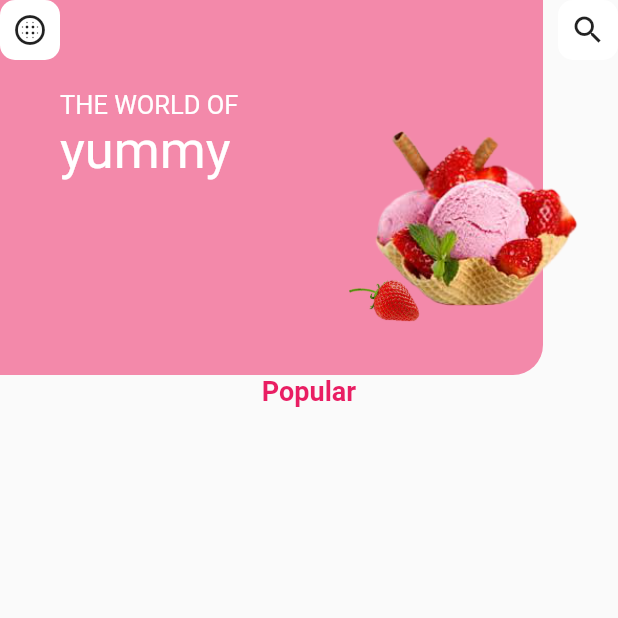
After one commit to ashumendra77/IceCreamShop_Ui, a Flutter app: the screen it shows after launch, after a tap on the "arrow forward" icon, on a phone screen of 412 x 824 dp, the top half of it. The commit adds this screen. Run offline on Flutter 3.47's test engine with Material 2 defaults, Android fonts, the light colour scheme and no system bars.

Commit message:
firstpage

```diff
--- /dev/null
+++ b/lib/firstpage.dart
@@ -0,0 +1,115 @@
+import 'package:flutter/material.dart';
+
+class FirstPage extends StatefulWidget {
+  @override
+  _FirstPageState createState() => _FirstPageState();
+}
+
+class _FirstPageState extends State<FirstPage> {
+  int select = 0;
+  List<String> baritem = [];
+  List<String> barname = ["Cup", "Cone", "Candy", "Bowl"];
+  Widget getBar(int index) {
+    return GestureDetector(
+      onTap: () {
+        select = index;
+        setState(() {});
+      },
+      child: Row(
+        children: <Widget>[
+          Column(
+            children: <Widget>[
+              Container(
+                  height: 60,
+                  width: 60,
+                  decoration: BoxDecoration(
+                      color: select == index ? Color(0xfff14a58) : Colors.grey,
+                      borderRadius: BorderRadius.circular(5)),
+                  child: Image(
+                      image: AssetImage(""),
+                      color: select == index ? Colors.white : Colors.grey)),
+              Text(
+                barname[index],
+                style: TextStyle(
+                  color: select == index ? Color(0xfff14a58) : Colors.grey,
+                ),
+              )
+            ],
+          ),
+          SizedBox(width: 20)
+        ],
+      ),
+    );
+  }
+
+  @override
+  Widget build(BuildContext context) {
+    return Scaffold(
+      body: SingleChildScrollView(
+          child: Column(
+        children: <Widget>[
+          Stack(
+            children: <Widget>[
+              Container(
+                height: 250,
+                width: MediaQuery.of(context).size.width - 50,
+                decoration: BoxDecoration(
+                    color: Color(0xfff389aa),
+                    borderRadius:
+                        BorderRadius.only(bottomRight: Radius.circular(20))),
+              ),
+              Row(
+                mainAxisAlignment: MainAxisAlignment.spaceBetween,
+                children: <Widget>[
+                  Container(
+                      height: 40,
+                      width: 40,
+                      decoration: BoxDecoration(
+                          color: Colors.white,
+                          borderRadius: BorderRadius.circular(10)),
+                      child: Icon(Icons.blur_circular)),
+                  Container(
+                      height: 40,
+                      width: 40,
+                      decoration: BoxDecoration(
+                          color: Colors.white,
+                          borderRadius: BorderRadius.circular(10)),
+                      child: Icon(Icons.search))
+                ],
+              ),
+              Positioned(
+                top: 60,
+                left: 40,
+                child: RichText(
+                  text: TextSpan(
+                      text: "THE WORLD OF\n",
+                      style: TextStyle(fontSize: 17),
+                      children: <TextSpan>[
+                        TextSpan(text: "yummy", style: TextStyle(fontSize: 35))
+                      ]),
+                ),
+              ),
+              Positioned(
+                  bottom: 30,
+                  right: 0,
+                  child: Image(
+                      image: AssetImage("images/4.png"),
+                      height: 150,
+                      width: 190)),
+              Positioned(
+                  bottom: 30,
+                  right: 130,
+                  child: Image(
+                      image: AssetImage("images/3.png"), height: 40, width: 50))
+            ],
+          ),
+          Text(
+            "Popular",
+            style: TextStyle(
+                color: Colors.pink, fontWeight: FontWeight.bold, fontSize: 18),
+          )
+        ],
+      )),
+    );
+  }
+}
--- a/lib/homepage.dart
+++ b/lib/homepage.dart
@@ -1,4 +1,6 @@
 import 'package:flutter/material.dart';
+
+import 'firstpage.dart';
 
 class HomePage extends StatefulWidget {
   @override
@@ -17,13 +19,16 @@ class _HomePageState extends State<HomePage> {
           children: <Widget>[
             Column(
               children: <Widget>[
-                Text(
+                Padding(
+                  padding: const EdgeInsets.only(top: 15.0),
+                  child: Text(
                     "Ice Cream\nShop",
                     textAlign: TextAlign.center,
                     style: TextStyle(
                         fontSize: 30,
                         color: Colors.white,
                         fontWeight: FontWeight.w500),
+                  ),
                 ),
                 SizedBox(height: 10),
                 Container(
@@ -32,9 +37,9 @@ class _HomePageState extends State<HomePage> {
                       50,
                   width: MediaQuery.of(context).size.width,
                   decoration: BoxDecoration(
-                      // color: Colors.red,
                       image: DecorationImage(
-                          image: AssetImage("images/2.png"), fit: BoxFit.contain)),
+                          image: AssetImage("images/2.png"),
+                          fit: BoxFit.contain)),
                 ),
               ],
             ),
@@ -46,17 +51,23 @@ class _HomePageState extends State<HomePage> {
               child: Container(
                   height: 50,
                   width: MediaQuery.of(context).size.width / 3,
-                  // decoration: BoxDecoration(color: Colors.blue),
                   child: Row(
                     mainAxisAlignment: MainAxisAlignment.spaceBetween,
                     children: <Widget>[
                       Text(
                         "Explore",
-                        style: TextStyle(fontWeight: FontWeight.w500,
+                        style: TextStyle(
+                          fontWeight: FontWeight.w500,
                           color: Colors.white,
                         ),
                       ),
                       InkWell(
+                        onTap: () {
+                          Navigator.push(
+                              context,
+                              MaterialPageRoute(
+                                  builder: (context) => FirstPage()));
+                        },
                         child: Container(
                           height: 50,
                           width: 60,
```
Also changed, not shown: images/3.png (added), images/4.png (added), images/back.png (deleted), images/images (1).jpeg (deleted), images/images.jpeg (deleted). Lines whose indentation alone changed are shown as unchanged.
